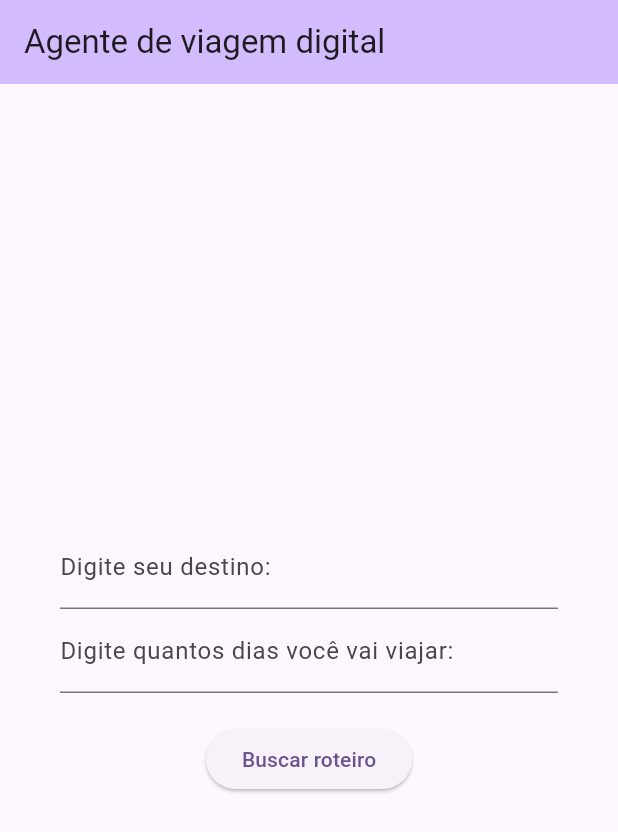
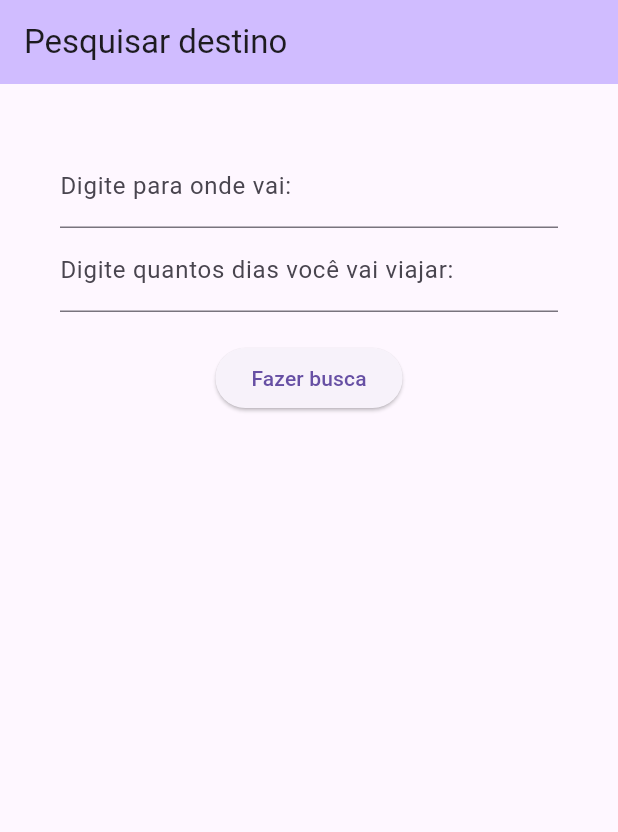
Before and after one commit to leonardo-lgomes/travel-agent, a Flutter app: the screen it shows after launch, on a phone screen of 412 x 824 dp. Shown: the top 832 px of the screen. Run offline on Flutter 3.47's test engine with Material 3 defaults, Android fonts, the phone set to English and light mode, and no system bars.

Commit message:
Separação de telas e transição de dados entre elas

```diff
--- a/lib/main.dart
+++ b/lib/main.dart
@@ -1,62 +1,12 @@
 import 'package:flutter/material.dart';
+import 'views/search.dart';
 import 'views/result.dart';
-void main() {
-  runApp(const MyApp());
+
+void main(){
+   runApp(
+    MaterialApp(
+      home: const SearchScreen(),
+      routes:{'/result': (context) => const ResultScreen()},
+    )
+  );
 }
-
-class MyApp extends StatelessWidget {
-  const MyApp({super.key});
-
-  @override
-  Widget build(BuildContext context) {
-    return MaterialApp(
-      title: 'Flutter Demo',
-      theme: ThemeData(
-        colorScheme: ColorScheme.fromSeed(seedColor: Colors.deepPurple),
-        useMaterial3: true,
-      ),
-      home: const MyHomePage(title: 'Agente de viagem digital'),
-    );
-  }
-}
-
-class MyHomePage extends StatefulWidget {
-  const MyHomePage({super.key, required this.title});
-  final String title;
-  @override
-  State<MyHomePage> createState() => _MyHomePageState();
-}
-
-class _MyHomePageState extends State<MyHomePage> {
-
-  void result(){
-    Navigator.push(context, MaterialPageRoute(
-      builder: (context) => const Result(),
-      ),
-    );
-  }
-
-  @override
-  Widget build(BuildContext context) {
-    return Scaffold(
-      appBar: AppBar(
-        backgroundColor: Theme.of(context).colorScheme.inversePrimary,
-        title: Text(widget.title),
-      ),
-      body: Center(
-        child: Padding(
-          padding: const EdgeInsets.all(40),
-          child: Column(
-            mainAxisAlignment: MainAxisAlignment.center,
-            children:[
-              TextFormField(decoration:const InputDecoration(labelText: 'Digite seu destino: ')),
-              TextFormField(decoration:const InputDecoration(labelText: 'Digite quantos dias você vai viajar: ')),
-              const SizedBox(height: 20),
-              ElevatedButton(onPressed: result, child: const Text("Buscar roteiro"))
-            ],
-          ),
-        ),
-      ),
-    );
-  }
-}
--- /dev/null
+++ b/lib/models/itinerary.dart
@@ -0,0 +1,6 @@
+class Itinerary {
+  String city;
+  int days;
+
+  Itinerary(this.city, this.days);
+}
--- /dev/null
+++ b/lib/views/search.dart
@@ -0,0 +1,64 @@
+import 'package:flutter/material.dart';
+import '../models/itinerary.dart';
+
+class SearchScreen extends StatefulWidget {
+  const SearchScreen({super.key});
+  @override
+  State<SearchScreen> createState() => _SearchScreenState();
+}
+
+class _SearchScreenState extends State<SearchScreen> {
+  final cityController = TextEditingController();
+  final daysController = TextEditingController();
+
+  @override
+  void dispose() {
+    cityController.dispose();
+    daysController.dispose();
+    super.dispose();
+  }
+
+  void navigateToResult(){
+    Itinerary itinerary = Itinerary(cityController.text, int.parse(daysController.text));
+
+    Navigator.pushNamed(
+      context,
+     '/result',
+     arguments: itinerary);
+  }
+
+  @override
+  Widget build(BuildContext context) {
+    return Scaffold(
+      appBar: AppBar(
+        backgroundColor: Theme.of(context).colorScheme.inversePrimary,
+        title: const Text("Pesquisar destino"),
+      ),
+      body: Center(
+        child: Padding(
+          padding: const EdgeInsets.all(40),
+            child: Form(
+              child: Column(
+                children: [
+                  TextFormField(
+                    controller: cityController,
+                    decoration: const InputDecoration(labelText: 'Digite para onde vai: '),
+                  ),
+                  TextFormField(
+                    controller: daysController,
+                    decoration: const InputDecoration(labelText: 'Digite quantos dias você vai viajar: '),
+                    keyboardType: TextInputType.number,
+                  ),
+                  const SizedBox(height: 20),
+                  ElevatedButton(
+                    onPressed: navigateToResult,
+                    child: const Text("Fazer busca"),
+                  ),
+                ],
+              ),
+          ),
+        ),
+      ),
+    );
+  }
+}
```
Also changed, not shown: lib/views/result.dart (+9 -7 lines), pubspec.lock, 1 other file.
